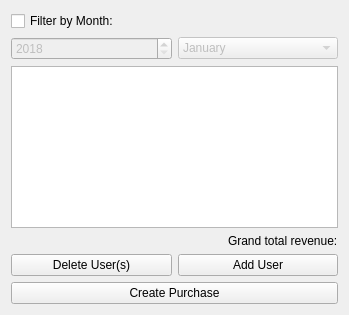
tsukidan/team-blank-CS1C, file src/memberlisttab.ui: the form before one commit.
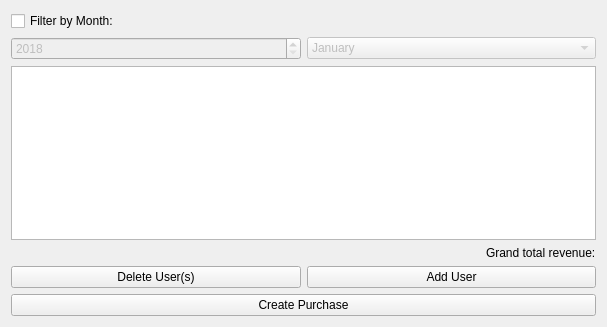
The form after the commit.

Commit message: Enable sorting

```diff
--- a/src/memberlisttab.ui
+++ b/src/memberlisttab.ui
@@ -6,8 +6,8 @@
    <rect>
     <x>0</x>
     <y>0</y>
-    <width>349</width>
-    <height>315</height>
+    <width>607</width>
+    <height>327</height>
    </rect>
   </property>
   <property name="windowTitle">
@@ -113,6 +113,9 @@
      <property name="selectionBehavior">
       <enum>QAbstractItemView::SelectRows</enum>
      </property>
+     <property name="sortingEnabled">
+      <bool>true</bool>
+     </property>
     </widget>
    </item>
    <item alignment="Qt::AlignRight">
```
